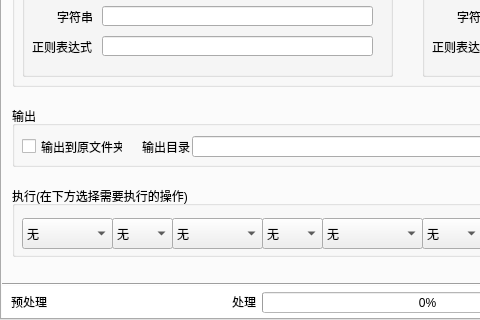
Before: the Qt Designer form Code/FileTools/FileTools/mainwindow.ui in brok1n/FileTools, drawn with Qt 5; both pictures show x 0 to 480 and y 280 to 600 of the 850 by 600 pixel window.
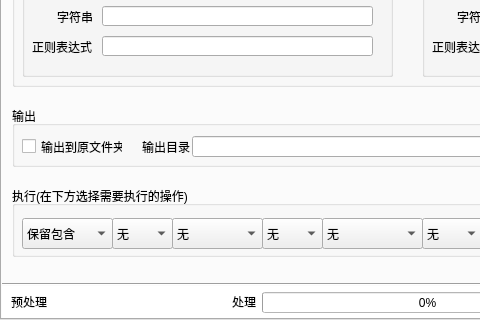
After: the same form once the commit is applied. Icons and pictures are not drawn.

Diff of the .ui file:
```diff
--- a/Code/FileTools/FileTools/mainwindow.ui
+++ b/Code/FileTools/FileTools/mainwindow.ui
@@ -113,11 +113,6 @@
          <height>31</height>
         </rect>
        </property>
-       <item>
-        <property name="text">
-         <string>无</string>
-        </property>
-       </item>
        <item>
         <property name="text">
          <string>保留包含</string>
```
